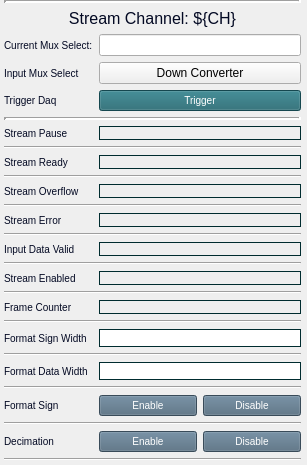
Before: the Qt Designer form individuals/down_converter_ch_stream.ui in cristinasewell/ATCA_PyDM_Screens, drawn with Qt 5.
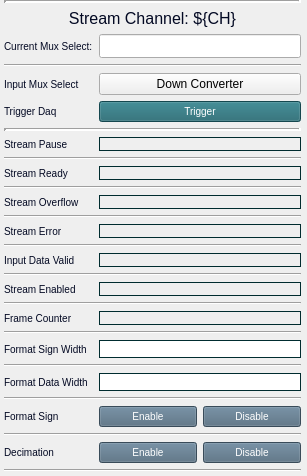
After: the same form once the commit is applied. Custom widgets are drawn as their Qt base class.

The edit to the form file:
```diff
--- a/individuals/down_converter_ch_stream.ui
+++ b/individuals/down_converter_ch_stream.ui
@@ -55,90 +55,29 @@
      <property name="bottomMargin">
       <number>4</number>
      </property>
-     <item row="10" column="1">
-      <widget class="PyDMLabel" name="PyDMLabel_2">
-       <property name="toolTip">
-        <string/>
-       </property>
-       <property name="styleSheet">
-        <string notr="true">QLabel{
-  color:#030923;
-  font-size: 10px;
-  font-style: bold;
-  border-width: 1px; 
-  border-style: solid; 
-  border-color: #002C2F;
-}</string>
-       </property>
-       <property name="text">
-        <string/>
-       </property>
-       <property name="channel" stdset="0">
-        <string>ca://${DEVICE}:DAQMUX0_STRMRDY${CH}</string>
-       </property>
-      </widget>
-     </item>
-     <item row="8" column="0">
-      <widget class="QLabel" name="label_3">
-       <property name="styleSheet">
-        <string notr="true">QLabel{
-  color:#030923;
-  font-size: 10px;
-  font-style: bold;
-}</string>
-       </property>
-       <property name="text">
-        <string>Stream Pause</string>
-       </property>
-      </widget>
-     </item>
-     <item row="8" column="1">
-      <widget class="PyDMLabel" name="PyDMLabel">
-       <property name="toolTip">
-        <string/>
-       </property>
-       <property name="styleSheet">
-        <string notr="true">QLabel{
-  color:#030923;
-  font-size: 10px;
-  font-style: bold;
-  border-width: 1px; 
-  border-style: solid; 
-  border-color: #002C2F;
-}</string>
-       </property>
-       <property name="text">
-        <string/>
-       </property>
-       <property name="scaledContents">
-        <bool>true</bool>
-       </property>
-       <property name="channel" stdset="0">
-        <string>ca://${DEVICE}:DAQMUX0_STRMPAUSE${CH}</string>
-       </property>
-       <property name="displayFormat" stdset="0">
-        <enum>PyDMLabel::Default</enum>
-       </property>
-      </widget>
-     </item>
-     <item row="6" column="0">
-      <spacer name="verticalSpacer_2">
+     <item row="14" column="0" colspan="2">
+      <widget class="Line" name="line_3">
        <property name="orientation">
-        <enum>Qt::Vertical</enum>
+        <enum>Qt::Horizontal</enum>
        </property>
-       <property name="sizeType">
-        <enum>QSizePolicy::Expanding</enum>
+      </widget>
+     </item>
+     <item row="23" column="0">
+      <widget class="QLabel" name="label_9">
+       <property name="styleSheet">
+        <string notr="true">QLabel{
+  color:#030923;
+  font-size: 10px;
+  font-style: bold;
+}</string>
        </property>
-       <property name="sizeHint" stdset="0">
-        <size>
-         <width>20</width>
-         <height>14</height>
-        </size>
+       <property name="text">
+        <string>Format Sign Width</string>
        </property>
-      </spacer>
+      </widget>
      </item>
-     <item row="26" column="0">
-      <widget class="QLabel" name="label_11">
+     <item row="15" column="0">
+      <widget class="QLabel" name="label_5">
        <property name="styleSheet">
         <string notr="true">QLabel{
   color:#030923;
@@ -147,11 +86,11 @@
 }</string>
        </property>
        <property name="text">
-        <string>Format Sign</string>
+        <string>Stream Error</string>
        </property>
       </widget>
      </item>
-     <item row="4" column="0">
+     <item row="5" column="0">
       <spacer name="verticalSpacer">
        <property name="orientation">
         <enum>Qt::Vertical</enum>
@@ -167,8 +106,8 @@
        </property>
       </spacer>
      </item>
-     <item row="14" column="1">
-      <widget class="PyDMLabel" name="PyDMLabel_4">
+     <item row="11" column="1">
+      <widget class="PyDMLabel" name="PyDMLabel_2">
        <property name="toolTip">
         <string/>
        </property>
@@ -190,44 +129,7 @@
        </property>
       </widget>
      </item>
-     <item row="18" column="1">
-      <widget class="PyDMLabel" name="PyDMLabel_6">
-       <property name="toolTip">
-        <string/>
-       </property>
-       <property name="styleSheet">
-        <string notr="true">QLabel{
-  color:#030923;
-  font-size: 10px;
-  font-style: bold;
-  border-width: 1px; 
-  border-style: solid; 
-  border-color: #002C2F;
-}</string>
-       </property>
-       <property name="text">
-        <string/>
-       </property>
-       <property name="channel" stdset="0">
-        <string>ca://${DEVICE}:DAQMUX0_STRMENABLED${CH}</string>
-       </property>
-      </widget>
-     </item>
-     <item row="29" column="0">
-      <widget class="QLabel" name="label_12">
-       <property name="styleSheet">
-        <string notr="true">QLabel{
-  color:#030923;
-  font-size: 10px;
-  font-style: bold;
-}</string>
-       </property>
-       <property name="text">
-        <string>Decimation</string>
-       </property>
-      </widget>
-     </item>
-     <item row="26" column="1">
+     <item row="27" column="1">
       <layout class="QHBoxLayout" name="horizontalLayout">
        <item>
         <widget class="PyDMPushButton" name="PyDMPushButton_3">
@@ -317,112 +219,63 @@
        </item>
       </layout>
      </item>
-     <item row="29" column="1">
-      <layout class="QHBoxLayout" name="horizontalLayout_2">
-       <item>
-        <widget class="PyDMPushButton" name="PyDMPushButton">
-         <property name="sizePolicy">
-          <sizepolicy hsizetype="Minimum" vsizetype="Expanding">
-           <horstretch>0</horstretch>
-           <verstretch>0</verstretch>
-          </sizepolicy>
-         </property>
-         <property name="toolTip">
-          <string/>
-         </property>
-         <property name="styleSheet">
-          <string notr="true">QPushButton {
-  background-color: #50697D;
-  border-color: #F3B749;
-  color:white;
+     <item row="30" column="0">
+      <widget class="QLabel" name="label_12">
+       <property name="styleSheet">
+        <string notr="true">QLabel{
+  color:#030923;
   font-size: 10px;
-}
-QPushButton:checked{
-  background-color: #14B09B;
-  font: bold
-}
-QPushButton:hover{
-  border-style: outset;
+  font-style: bold;
 }</string>
-         </property>
-         <property name="text">
-          <string>Enable</string>
-         </property>
-         <property name="checkable">
-          <bool>true</bool>
-         </property>
-         <property name="channel" stdset="0">
-          <string>ca://${DEVICE}:DAQMUX0_DECIMATION${CH}</string>
-         </property>
-         <property name="pressValue" stdset="0">
-          <string>1</string>
-         </property>
-         <attribute name="buttonGroup">
-          <string notr="true">buttonGroup_2</string>
-         </attribute>
-        </widget>
-       </item>
-       <item>
-        <widget class="PyDMPushButton" name="PyDMPushButton_2">
-         <property name="sizePolicy">
-          <sizepolicy hsizetype="Minimum" vsizetype="Expanding">
-           <horstretch>0</horstretch>
-           <verstretch>0</verstretch>
-          </sizepolicy>
-         </property>
-         <property name="toolTip">
-          <string/>
-         </property>
-         <property name="styleSheet">
-          <string notr="true">QPushButton {
-  background-color: #50697D;
-  border-color: #F3B749;
-  color:white;
+       </property>
+       <property name="text">
+        <string>Decimation</string>
+       </property>
+      </widget>
+     </item>
+     <item row="29" column="0" colspan="2">
+      <widget class="Line" name="line_10">
+       <property name="orientation">
+        <enum>Qt::Horizontal</enum>
+       </property>
+      </widget>
+     </item>
+     <item row="11" column="0">
+      <widget class="QLabel" name="label_4">
+       <property name="styleSheet">
+        <string notr="true">QLabel{
+  color:#030923;
   font-size: 10px;
-}
-QPushButton:checked{
-  background-color: #14B09B;
-  font: bold
-}
-QPushButton:hover{
-  border-style: outset;
+  font-style: bold;
 }</string>
-         </property>
-         <property name="text">
-          <string>Disable</string>
-         </property>
-         <property name="checkable">
-          <bool>true</bool>
-         </property>
-         <property name="channel" stdset="0">
-          <string>ca://${DEVICE}:DAQMUX0_DECIMATION${CH}</string>
-         </property>
-         <property name="pressValue" stdset="0">
-          <string>0</string>
-         </property>
-         <attribute name="buttonGroup">
-          <string notr="true">buttonGroup_2</string>
-         </attribute>
-        </widget>
-       </item>
-      </layout>
+       </property>
+       <property name="text">
+        <string>Stream Ready</string>
+       </property>
+      </widget>
      </item>
-     <item row="18" column="0">
-      <widget class="QLabel" name="label_7">
+     <item row="13" column="1">
+      <widget class="PyDMLabel" name="PyDMLabel_3">
+       <property name="toolTip">
+        <string/>
+       </property>
        <property name="styleSheet">
         <string notr="true">QLabel{
   color:#030923;
   font-size: 10px;
   font-style: bold;
+  border-width: 1px; 
+  border-style: solid; 
+  border-color: #002C2F;
 }</string>
        </property>
        <property name="text">
-        <string>Stream Enabled</string>
+        <string/>
        </property>
       </widget>
      </item>
-     <item row="20" column="0">
-      <widget class="QLabel" name="label_8">
+     <item row="2" column="0">
+      <widget class="QLabel" name="label_15">
        <property name="styleSheet">
         <string notr="true">QLabel{
   color:#030923;
@@ -431,12 +284,19 @@
 }</string>
        </property>
        <property name="text">
-        <string>Frame Counter</string>
+        <string>Current Mux Select:</string>
        </property>
       </widget>
      </item>
-     <item row="20" column="1">
-      <widget class="PyDMLabel" name="PyDMLabel_7">
+     <item row="24" column="0" colspan="2">
+      <widget class="Line" name="line_8">
+       <property name="orientation">
+        <enum>Qt::Horizontal</enum>
+       </property>
+      </widget>
+     </item>
+     <item row="19" column="1">
+      <widget class="PyDMLabel" name="PyDMLabel_6">
        <property name="toolTip">
         <string/>
        </property>
@@ -458,8 +318,15 @@
        </property>
       </widget>
      </item>
-     <item row="22" column="0">
-      <widget class="QLabel" name="label_9">
+     <item row="12" column="0" colspan="2">
+      <widget class="Line" name="line_2">
+       <property name="orientation">
+        <enum>Qt::Horizontal</enum>
+       </property>
+      </widget>
+     </item>
+     <item row="25" column="0">
+      <widget class="QLabel" name="label_10">
        <property name="styleSheet">
         <string notr="true">QLabel{
   color:#030923;
@@ -468,25 +335,41 @@
 }</string>
        </property>
        <property name="text">
-        <string>Format Sign Width</string>
+        <string>Format Data Width</string>
        </property>
       </widget>
      </item>
-     <item row="5" column="0">
-      <widget class="QLabel" name="label_13">
+     <item row="17" column="1">
+      <widget class="PyDMLabel" name="PyDMLabel_5">
+       <property name="toolTip">
+        <string/>
+       </property>
        <property name="styleSheet">
         <string notr="true">QLabel{
   color:#030923;
   font-size: 10px;
   font-style: bold;
+  border-width: 1px; 
+  border-style: solid; 
+  border-color: #002C2F;
 }</string>
        </property>
        <property name="text">
-        <string>Trigger Daq</string>
+        <string/>
        </property>
       </widget>
      </item>
-     <item row="3" column="1">
+     <item row="0" column="0" colspan="2">
+      <widget class="Line" name="line_13">
+       <property name="lineWidth">
+        <number>3</number>
+       </property>
+       <property name="orientation">
+        <enum>Qt::Horizontal</enum>
+       </property>
+      </widget>
+     </item>
+     <item row="4" column="1">
       <widget class="PyDMRelatedDisplayButton" name="PyDMRelatedDisplayButton_2">
        <property name="sizePolicy">
         <sizepolicy hsizetype="Minimum" vsizetype="Expanding">
@@ -515,81 +398,14 @@
        </property>
       </widget>
      </item>
-     <item row="12" column="1">
-      <widget class="PyDMLabel" name="PyDMLabel_3">
-       <property name="toolTip">
-        <string/>
+     <item row="32" column="0" colspan="2">
+      <widget class="Line" name="line_11">
+       <property name="orientation">
+        <enum>Qt::Horizontal</enum>
        </property>
-       <property name="styleSheet">
-        <string notr="true">QLabel{
-  color:#030923;
-  font-size: 10px;
-  font-style: bold;
-  border-width: 1px; 
-  border-style: solid; 
-  border-color: #002C2F;
-}</string>
-       </property>
-       <property name="text">
-        <string/>
-       </property>
-       <property name="channel" stdset="0">
-        <string>ca://${DEVICE}:DAQMUX0_STRMOVF${CH}</string>
-       </property>
       </widget>
      </item>
-     <item row="1" column="0" colspan="2">
-      <widget class="QLabel" name="label">
-       <property name="sizePolicy">
-        <sizepolicy hsizetype="MinimumExpanding" vsizetype="MinimumExpanding">
-         <horstretch>0</horstretch>
-         <verstretch>0</verstretch>
-        </sizepolicy>
-       </property>
-       <property name="styleSheet">
-        <string notr="true">QLabel{
-  color:#030923;
-  font-size: 16px;
-  font-style: bold;
-}</string>
-       </property>
-       <property name="text">
-        <string>Stream Channel: ${CH}</string>
-       </property>
-       <property name="alignment">
-        <set>Qt::AlignCenter</set>
-       </property>
-      </widget>
-     </item>
-     <item row="12" column="0">
-      <widget class="QLabel" name="label_2">
-       <property name="styleSheet">
-        <string notr="true">QLabel{
-  color:#030923;
-  font-size: 10px;
-  font-style: bold;
-}</string>
-       </property>
-       <property name="text">
-        <string>Stream Overflow</string>
-       </property>
-      </widget>
-     </item>
-     <item row="24" column="0">
-      <widget class="QLabel" name="label_10">
-       <property name="styleSheet">
-        <string notr="true">QLabel{
-  color:#030923;
-  font-size: 10px;
-  font-style: bold;
-}</string>
-       </property>
-       <property name="text">
-        <string>Format Data Width</string>
-       </property>
-      </widget>
-     </item>
-     <item row="3" column="0">
+     <item row="4" column="0">
       <widget class="QLabel" name="label_14">
        <property name="styleSheet">
         <string notr="true">QLabel{
@@ -603,7 +419,38 @@
        </property>
       </widget>
      </item>
-     <item row="5" column="1">
+     <item row="26" column="0" colspan="2">
+      <widget class="Line" name="line_9">
+       <property name="orientation">
+        <enum>Qt::Horizontal</enum>
+       </property>
+      </widget>
+     </item>
+     <item row="10" column="0" colspan="2">
+      <widget class="Line" name="line">
+       <property name="orientation">
+        <enum>Qt::Horizontal</enum>
+       </property>
+      </widget>
+     </item>
+     <item row="23" column="1">
+      <widget class="PyDMLineEdit" name="PyDMLineEdit">
+       <property name="toolTip">
+        <string/>
+       </property>
+       <property name="styleSheet">
+        <string notr="true">QLineEdit{
+  border-width: 1px; 
+  border-style: solid; 
+  border-color: #002C2F;
+}</string>
+       </property>
+       <property name="channel" stdset="0">
+        <string>ca://${DEVICE}:DAQMUX0_FORMATSIGNWIDTH${CH}</string>
+       </property>
+      </widget>
+     </item>
+     <item row="6" column="1">
       <widget class="PyDMPushButton" name="PyDMPushButton_5">
        <property name="sizePolicy">
         <sizepolicy hsizetype="Minimum" vsizetype="Expanding">
@@ -640,192 +487,7 @@
        </property>
       </widget>
      </item>
-     <item row="10" column="0">
-      <widget class="QLabel" name="label_4">
-       <property name="styleSheet">
-        <string notr="true">QLabel{
-  color:#030923;
-  font-size: 10px;
-  font-style: bold;
-}</string>
-       </property>
-       <property name="text">
-        <string>Stream Ready</string>
-       </property>
-      </widget>
-     </item>
-     <item row="16" column="1">
-      <widget class="PyDMLabel" name="PyDMLabel_5">
-       <property name="toolTip">
-        <string/>
-       </property>
-       <property name="styleSheet">
-        <string notr="true">QLabel{
-  color:#030923;
-  font-size: 10px;
-  font-style: bold;
-  border-width: 1px; 
-  border-style: solid; 
-  border-color: #002C2F;
-}</string>
-       </property>
-       <property name="text">
-        <string/>
-       </property>
-       <property name="channel" stdset="0">
-        <string>ca://${DEVICE}:DAQMUX0_INPDATAVALID${CH}</string>
-       </property>
-      </widget>
-     </item>
-     <item row="14" column="0">
-      <widget class="QLabel" name="label_5">
-       <property name="styleSheet">
-        <string notr="true">QLabel{
-  color:#030923;
-  font-size: 10px;
-  font-style: bold;
-}</string>
-       </property>
-       <property name="text">
-        <string>Stream Error</string>
-       </property>
-      </widget>
-     </item>
-     <item row="16" column="0">
-      <widget class="QLabel" name="label_6">
-       <property name="styleSheet">
-        <string notr="true">QLabel{
-  color:#030923;
-  font-size: 10px;
-  font-style: bold;
-}</string>
-       </property>
-       <property name="text">
-        <string>Input Data Valid</string>
-       </property>
-      </widget>
-     </item>
-     <item row="28" column="0" colspan="2">
-      <widget class="Line" name="line_10">
-       <property name="orientation">
-        <enum>Qt::Horizontal</enum>
-       </property>
-      </widget>
-     </item>
-     <item row="9" column="0" colspan="2">
-      <widget class="Line" name="line">
-       <property name="orientation">
-        <enum>Qt::Horizontal</enum>
-       </property>
-      </widget>
-     </item>
-     <item row="31" column="0" colspan="2">
-      <widget class="Line" name="line_11">
-       <property name="orientation">
-        <enum>Qt::Horizontal</enum>
-       </property>
-      </widget>
-     </item>
-     <item row="7" column="0" colspan="2">
-      <widget class="Line" name="line_12">
-       <property name="styleSheet">
-        <string notr="true"/>
-       </property>
-       <property name="frameShadow">
-        <enum>QFrame::Sunken</enum>
-       </property>
-       <property name="lineWidth">
-        <number>3</number>
-       </property>
-       <property name="orientation">
-        <enum>Qt::Horizontal</enum>
-       </property>
-      </widget>
-     </item>
-     <item row="0" column="0" colspan="2">
-      <widget class="Line" name="line_13">
-       <property name="lineWidth">
-        <number>3</number>
-       </property>
-       <property name="orientation">
-        <enum>Qt::Horizontal</enum>
-       </property>
-      </widget>
-     </item>
-     <item row="11" column="0" colspan="2">
-      <widget class="Line" name="line_2">
-       <property name="orientation">
-        <enum>Qt::Horizontal</enum>
-       </property>
-      </widget>
-     </item>
-     <item row="13" column="0" colspan="2">
-      <widget class="Line" name="line_3">
-       <property name="orientation">
-        <enum>Qt::Horizontal</enum>
-       </property>
-      </widget>
-     </item>
-     <item row="15" column="0" colspan="2">
-      <widget class="Line" name="line_4">
-       <property name="orientation">
-        <enum>Qt::Horizontal</enum>
-       </property>
-      </widget>
-     </item>
-     <item row="17" column="0" colspan="2">
-      <widget class="Line" name="line_5">
-       <property name="orientation">
-        <enum>Qt::Horizontal</enum>
-       </property>
-      </widget>
-     </item>
-     <item row="19" column="0" colspan="2">
-      <widget class="Line" name="line_6">
-       <property name="orientation">
-        <enum>Qt::Horizontal</enum>
-       </property>
-      </widget>
-     </item>
-     <item row="21" column="0" colspan="2">
-      <widget class="Line" name="line_7">
-       <property name="orientation">
-        <enum>Qt::Horizontal</enum>
-       </property>
-      </widget>
-     </item>
-     <item row="23" column="0" colspan="2">
-      <widget class="Line" name="line_8">
-       <property name="orientation">
-        <enum>Qt::Horizontal</enum>
-       </property>
-      </widget>
-     </item>
-     <item row="25" column="0" colspan="2">
-      <widget class="Line" name="line_9">
-       <property name="orientation">
-        <enum>Qt::Horizontal</enum>
-       </property>
-      </widget>
-     </item>
-     <item row="22" column="1">
-      <widget class="PyDMLineEdit" name="PyDMLineEdit">
-       <property name="toolTip">
-        <string/>
-       </property>
-       <property name="styleSheet">
-        <string notr="true">QLineEdit{
-  border-width: 1px; 
-  border-style: solid; 
-  border-color: #002C2F;
-}</string>
-       </property>
-       <property name="channel" stdset="0">
-        <string>ca://${DEVICE}:DAQMUX0_FORMATSIGNWIDTH${CH}</string>
-       </property>
-      </widget>
-     </item>
-     <item row="24" column="1">
+     <item row="25" column="1">
       <widget class="PyDMLineEdit" name="PyDMLineEdit_2">
        <property name="toolTip">
         <string/>
@@ -842,17 +504,107 @@
        </property>
       </widget>
      </item>
-     <item row="2" column="0">
-      <widget class="QLabel" name="label_15">
-       <property name="styleSheet">
-        <string notr="true">QLabel{
-  color:#030923;
-  font-size: 10px;
-  font-style: bold;
-}</string>
+     <item row="20" column="0" colspan="2">
+      <widget class="Line" name="line_6">
+       <property name="orientation">
+        <enum>Qt::Horizontal</enum>
        </property>
-       <property name="text">
-        <string>Current Mux Select:</string>
+      </widget>
+     </item>
+     <item row="30" column="1">
+      <layout class="QHBoxLayout" name="horizontalLayout_2">
+       <item>
+        <widget class="PyDMPushButton" name="PyDMPushButton">
+         <property name="sizePolicy">
+          <sizepolicy hsizetype="Minimum" vsizetype="Expanding">
+           <horstretch>0</horstretch>
+           <verstretch>0</verstretch>
+          </sizepolicy>
+         </property>
+         <property name="toolTip">
+          <string/>
+         </property>
+         <property name="styleSheet">
+          <string notr="true">QPushButton {
+  background-color: #50697D;
+  border-color: #F3B749;
+  color:white;
+  font-size: 10px;
+}
+QPushButton:checked{
+  background-color: #14B09B;
+  font: bold
+}
+QPushButton:hover{
+  border-style: outset;
+}</string>
+         </property>
+         <property name="text">
+          <string>Enable</string>
+         </property>
+         <property name="checkable">
+          <bool>true</bool>
+         </property>
+         <property name="channel" stdset="0">
+          <string>ca://${DEVICE}:DAQMUX0_DECIMATION${CH}</string>
+         </property>
+         <property name="pressValue" stdset="0">
+          <string>1</string>
+         </property>
+         <attribute name="buttonGroup">
+          <string notr="true">buttonGroup_2</string>
+         </attribute>
+        </widget>
+       </item>
+       <item>
+        <widget class="PyDMPushButton" name="PyDMPushButton_2">
+         <property name="sizePolicy">
+          <sizepolicy hsizetype="Minimum" vsizetype="Expanding">
+           <horstretch>0</horstretch>
+           <verstretch>0</verstretch>
+          </sizepolicy>
+         </property>
+         <property name="toolTip">
+          <string/>
+         </property>
+         <property name="styleSheet">
+          <string notr="true">QPushButton {
+  background-color: #50697D;
+  border-color: #F3B749;
+  color:white;
+  font-size: 10px;
+}
+QPushButton:checked{
+  background-color: #14B09B;
+  font: bold
+}
+QPushButton:hover{
+  border-style: outset;
+}</string>
+         </property>
+         <property name="text">
+          <string>Disable</string>
+         </property>
+         <property name="checkable">
+          <bool>true</bool>
+         </property>
+         <property name="channel" stdset="0">
+          <string>ca://${DEVICE}:DAQMUX0_DECIMATION${CH}</string>
+         </property>
+         <property name="pressValue" stdset="0">
+          <string>0</string>
+         </property>
+         <attribute name="buttonGroup">
+          <string notr="true">buttonGroup_2</string>
+         </attribute>
+        </widget>
+       </item>
+      </layout>
+     </item>
+     <item row="22" column="0" colspan="2">
+      <widget class="Line" name="line_7">
+       <property name="orientation">
+        <enum>Qt::Horizontal</enum>
        </property>
       </widget>
      </item>
@@ -863,8 +615,9 @@
        </property>
        <property name="styleSheet">
         <string notr="true">QLineEdit{
-color:#25255F;
-font: bold
+color:#7A2D59;
+font: bold;
+font: 14px;
 }</string>
        </property>
        <property name="channel" stdset="0">
@@ -875,6 +628,255 @@
        </property>
       </widget>
      </item>
+     <item row="9" column="1">
+      <widget class="PyDMLabel" name="PyDMLabel">
+       <property name="toolTip">
+        <string/>
+       </property>
+       <property name="styleSheet">
+        <string notr="true">QLabel{
+  color:#030923;
+  font-size: 10px;
+  font-style: bold;
+  border-width: 1px; 
+  border-style: solid; 
+  border-color: #002C2F;
+}</string>
+       </property>
+       <property name="text">
+        <string/>
+       </property>
+       <property name="scaledContents">
+        <bool>true</bool>
+       </property>
+       <property name="channel" stdset="0">
+        <string>ca://${DEVICE}:DAQMUX0_STRMPAUSE${CH}</string>
+       </property>
+       <property name="displayFormat" stdset="0">
+        <enum>PyDMLabel::Default</enum>
+       </property>
+      </widget>
+     </item>
+     <item row="15" column="1">
+      <widget class="PyDMLabel" name="PyDMLabel_4">
+       <property name="toolTip">
+        <string/>
+       </property>
+       <property name="styleSheet">
+        <string notr="true">QLabel{
+  color:#030923;
+  font-size: 10px;
+  font-style: bold;
+  border-width: 1px; 
+  border-style: solid; 
+  border-color: #002C2F;
+}</string>
+       </property>
+       <property name="text">
+        <string/>
+       </property>
+       <property name="channel" stdset="0">
+        <string>ca://${DEVICE}:DAQMUX0_STRMERR${CH}</string>
+       </property>
+      </widget>
+     </item>
+     <item row="19" column="0">
+      <widget class="QLabel" name="label_7">
+       <property name="styleSheet">
+        <string notr="true">QLabel{
+  color:#030923;
+  font-size: 10px;
+  font-style: bold;
+}</string>
+       </property>
+       <property name="text">
+        <string>Stream Enabled</string>
+       </property>
+      </widget>
+     </item>
+     <item row="13" column="0">
+      <widget class="QLabel" name="label_2">
+       <property name="styleSheet">
+        <string notr="true">QLabel{
+  color:#030923;
+  font-size: 10px;
+  font-style: bold;
+}</string>
+       </property>
+       <property name="text">
+        <string>Stream Overflow</string>
+       </property>
+      </widget>
+     </item>
+     <item row="7" column="0">
+      <spacer name="verticalSpacer_2">
+       <property name="orientation">
+        <enum>Qt::Vertical</enum>
+       </property>
+       <property name="sizeType">
+        <enum>QSizePolicy::Expanding</enum>
+       </property>
+       <property name="sizeHint" stdset="0">
+        <size>
+         <width>20</width>
+         <height>14</height>
+        </size>
+       </property>
+      </spacer>
+     </item>
+     <item row="16" column="0" colspan="2">
+      <widget class="Line" name="line_4">
+       <property name="orientation">
+        <enum>Qt::Horizontal</enum>
+       </property>
+      </widget>
+     </item>
+     <item row="1" column="0" colspan="2">
+      <widget class="QLabel" name="label">
+       <property name="sizePolicy">
+        <sizepolicy hsizetype="MinimumExpanding" vsizetype="MinimumExpanding">
+         <horstretch>0</horstretch>
+         <verstretch>0</verstretch>
+        </sizepolicy>
+       </property>
+       <property name="styleSheet">
+        <string notr="true">QLabel{
+  color:#030923;
+  font-size: 16px;
+  font-style: bold;
+}</string>
+       </property>
+       <property name="text">
+        <string>Stream Channel: ${CH}</string>
+       </property>
+       <property name="alignment">
+        <set>Qt::AlignCenter</set>
+       </property>
+      </widget>
+     </item>
+     <item row="27" column="0">
+      <widget class="QLabel" name="label_11">
+       <property name="styleSheet">
+        <string notr="true">QLabel{
+  color:#030923;
+  font-size: 10px;
+  font-style: bold;
+}</string>
+       </property>
+       <property name="text">
+        <string>Format Sign</string>
+       </property>
+      </widget>
+     </item>
+     <item row="21" column="0">
+      <widget class="QLabel" name="label_8">
+       <property name="styleSheet">
+        <string notr="true">QLabel{
+  color:#030923;
+  font-size: 10px;
+  font-style: bold;
+}</string>
+       </property>
+       <property name="text">
+        <string>Frame Counter</string>
+       </property>
+      </widget>
+     </item>
+     <item row="21" column="1">
+      <widget class="PyDMLabel" name="PyDMLabel_7">
+       <property name="toolTip">
+        <string/>
+       </property>
+       <property name="styleSheet">
+        <string notr="true">QLabel{
+  color:#030923;
+  font-size: 10px;
+  font-style: bold;
+  border-width: 1px; 
+  border-style: solid; 
+  border-color: #002C2F;
+}</string>
+       </property>
+       <property name="text">
+        <string/>
+       </property>
+       <property name="channel" stdset="0">
+        <string>ca://${DEVICE}:DAQMUX0_FRAMECNT${CH}</string>
+       </property>
+      </widget>
+     </item>
+     <item row="8" column="0" colspan="2">
+      <widget class="Line" name="line_12">
+       <property name="styleSheet">
+        <string notr="true"/>
+       </property>
+       <property name="frameShadow">
+        <enum>QFrame::Sunken</enum>
+       </property>
+       <property name="lineWidth">
+        <number>3</number>
+       </property>
+       <property name="orientation">
+        <enum>Qt::Horizontal</enum>
+       </property>
+      </widget>
+     </item>
+     <item row="18" column="0" colspan="2">
+      <widget class="Line" name="line_5">
+       <property name="orientation">
+        <enum>Qt::Horizontal</enum>
+       </property>
+      </widget>
+     </item>
+     <item row="17" column="0">
+      <widget class="QLabel" name="label_6">
+       <property name="styleSheet">
+        <string notr="true">QLabel{
+  color:#030923;
+  font-size: 10px;
+  font-style: bold;
+}</string>
+       </property>
+       <property name="text">
+        <string>Input Data Valid</string>
+       </property>
+      </widget>
+     </item>
+     <item row="6" column="0">
+      <widget class="QLabel" name="label_13">
+       <property name="styleSheet">
+        <string notr="true">QLabel{
+  color:#030923;
+  font-size: 10px;
+  font-style: bold;
+}</string>
+       </property>
+       <property name="text">
+        <string>Trigger Daq</string>
+       </property>
+      </widget>
+     </item>
+     <item row="9" column="0">
+      <widget class="QLabel" name="label_3">
+       <property name="styleSheet">
+        <string notr="true">QLabel{
+  color:#030923;
+  font-size: 10px;
+  font-style: bold;
+}</string>
+       </property>
+       <property name="text">
+        <string>Stream Pause</string>
+       </property>
+      </widget>
+     </item>
+     <item row="3" column="0" colspan="2">
+      <widget class="Line" name="line_14">
+       <property name="orientation">
+        <enum>Qt::Horizontal</enum>
+       </property>
+      </widget>
+     </item>
     </layout>
    </item>
   </layout>
```
Left out of the diff: 10 changed lines with no effect on the pictures.
